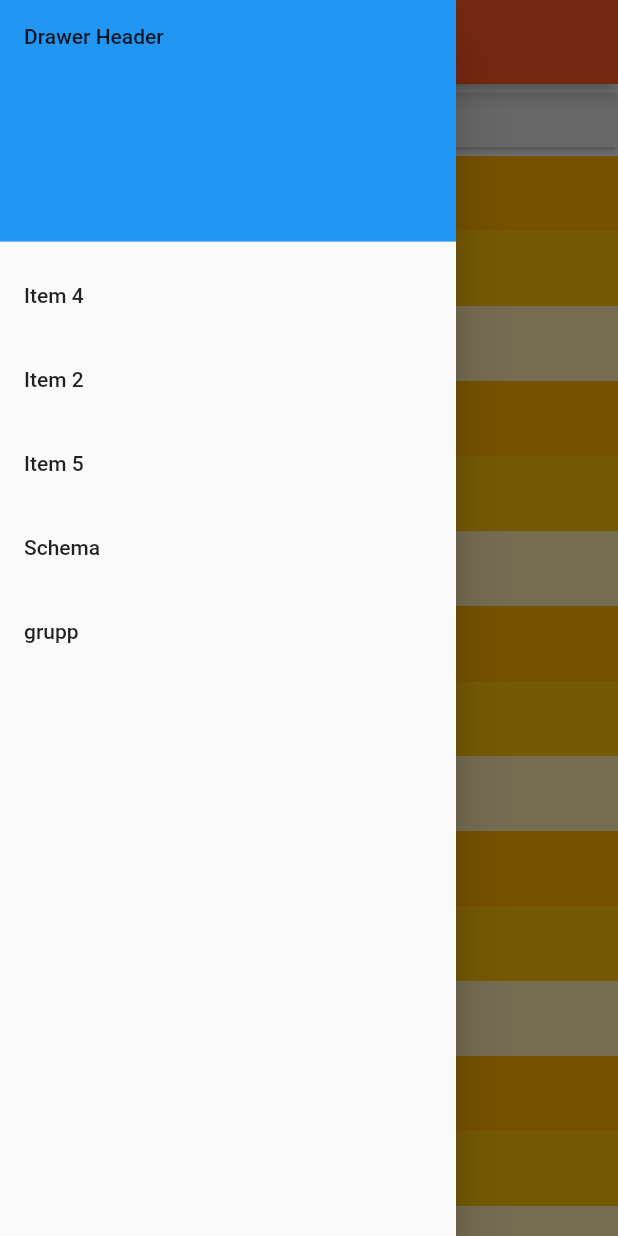
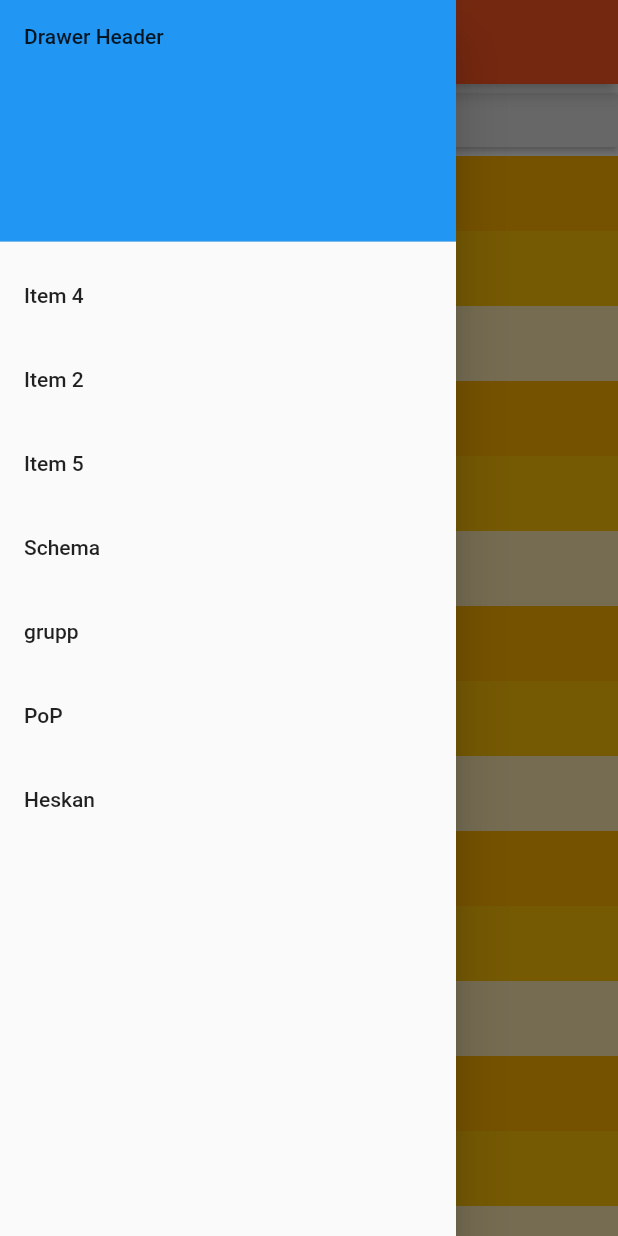
Before and after one commit to wrang308/Beach-aid-camp, a Flutter app: the screen it shows after launch, with the side drawer open, on a phone screen of 412 x 824 dp. Run offline on Flutter 3.47's test engine with Material 2 defaults, Android fonts, the phone set to English and light mode, and no system bars; our stand-ins replace cloud_firestore; accounts and stored records are empty.

Commit message:
fixed some drawer stuff

```diff
--- a/lib/ThirdRoute.dart
+++ b/lib/ThirdRoute.dart
@@ -4,6 +4,7 @@ import 'package:flutter_app_testing_coding/secondRoute.dart';
 import 'package:flutter_app_testing_coding/main.dart';
 import 'package:flutter_app_testing_coding/schema.dart';
 import 'package:flutter_app_testing_coding/grouptest.dart';
+import 'drawer.dart';
 
 
 class ThirdRoute extends StatelessWidget {
@@ -13,7 +14,8 @@ class ThirdRoute extends StatelessWidget {
         appBar: AppBar(
           title: Text("Third Route"),
         ),
-        drawer: Drawer(
+        drawer: MyDrawer(),
+       /** Drawer(
           // Add a ListView to the drawer. This ensures the user can scroll
           // through the options in the drawer if there isn't enough vertical
           // space to fit everything.
@@ -84,7 +86,7 @@ class ThirdRoute extends StatelessWidget {
               ),
             ],
           ),
-        ),
+        ),**/
         body: ListView(children: <Widget>[
           RaisedButton(
             onPressed: () {
--- a/lib/drawer.dart
+++ b/lib/drawer.dart
@@ -26,21 +26,25 @@ class MyDrawer extends StatelessWidget {
             onTap: () {
               // Update the state of the app.
               // ...
-              Navigator.push(
+              Navigator.popUntil(context, ModalRoute.withName('/'));
+              Navigator.pushNamed(context, '/forth');
+              /**Navigator.push(
                 context,
-                MaterialPageRoute(builder: (context) => ForthRoute()),
-              );
+                MaterialPageRoute(builder: (context) => ForthRoute())
+              );**/
             },
           ),
           ListTile(
             title: Text('Item 2'),
             onTap: () {
               // Update the state of the app.
-              // ...
-              Navigator.push(
+              // ..
+              Navigator.popUntil(context, ModalRoute.withName('/'));
+              Navigator.pushNamed(context, '/second');
+             /** Navigator.push(
                 context,
                 MaterialPageRoute(builder: (context) => SecondRoute()),
-              );
+              );*/
             },
           ),
           ListTile(
@@ -48,6 +52,10 @@ class MyDrawer extends StatelessWidget {
             onTap: () {
               // Update the state of the app.
               // ...
+              //Navigator.popUntil(context, ModalRoute.withName('/'));
+              /**Navigator.canPop(context);
+              Navigator.pushNamedAndRemoveUntil( context, '/fifth', ModalRoute.withName('/'));**/
+              Navigator.popUntil(context, ModalRoute.withName('/'));
               Navigator.push(
                 context,
                 MaterialPageRoute(builder: (context) => FifthRoute()),
@@ -59,6 +67,8 @@ class MyDrawer extends StatelessWidget {
             onTap: () {
               // Update the state of the app.
               // ...
+              //Navigator.pushReplacementNamed(context, '/schema');
+              Navigator.popUntil(context, ModalRoute.withName('/'));
               Navigator.push(
                 context,
                 MaterialPageRoute(builder: (context) => SchemaRoute()),
@@ -70,10 +80,27 @@ class MyDrawer extends StatelessWidget {
             onTap: () {
               // Update the state of the app.
               // ...
+              Navigator.popUntil(context, ModalRoute.withName('/'));
               Navigator.push(
                 context,
                 MaterialPageRoute(builder: (context) => GroupRoute()),
               );
+            },
+          ),
+          ListTile(
+            title: Text('PoP'),
+            onTap: () {
+              // Update the state of the app.
+              // ...
+              Navigator.pop(context);
+            },
+          ),
+          ListTile(
+            title: Text('Heskan'),
+            onTap: () {
+              // Update the state of the app.
+              // ...
+Navigator.popUntil(context, ModalRoute.withName('/'));
             },
           ),
         ],
--- a/lib/main.dart
+++ b/lib/main.dart
@@ -2,9 +2,12 @@
 
 import 'package:flutter/material.dart';
 import 'package:cloud_firestore/cloud_firestore.dart';
+import 'package:flutter_app_testing_coding/drawer.dart';
 import 'package:flutter_app_testing_coding/secondRoute.dart';
 import 'package:flutter_app_testing_coding/ThirdRoute.dart';
 import 'package:flutter_app_testing_coding/grouptest.dart';
+import 'schema.dart';
+import 'grouptest.dart';
 
 //000webhost 1 vxT3yD%NZsB7@ehxs%Cy
 //000webhost 2 eH@94oBGPD!d7#qb
@@ -31,8 +34,20 @@ class MyApp extends StatelessWidget {
         // is not restarted.
         primarySwatch: Colors.deepOrange,
       ),
-      home:
-          _buildPageView(), /**MyHomePage(title: 'Im trying to do stuff in the code'),**/
+      home: _buildPageView(), /**MyHomePage(title: 'Im trying to do stuff in the code'),**/
+
+      initialRoute: '/' ,
+      routes: {
+        // When navigating to the "/" route, build the FirstScreen widget.
+        //'/': (context) => _buildPageView(),
+        // When navigating to the "/second" route, build the SecondScreen widget.
+        '/second': (context) => SecondRoute(),
+        '/forth': (context) => ForthRoute(),
+        '/fifth': (context) => FifthRoute(),
+        '/schema': (context) => SchemaRoute(),
+        '/group': (context) => GroupRoute()
+      },
+
     );
   }
 }
@@ -298,6 +313,7 @@ class FifthRoute extends StatelessWidget {
       appBar: AppBar(
         title: Text("FifthRoute Route"),
       ),
+      drawer: MyDrawer(),
       body: StreamBuilder(
           stream: Firestore.instance.collection('test').document('groups').collection('group').snapshots(),
           builder: (context, snapshot) {
```
